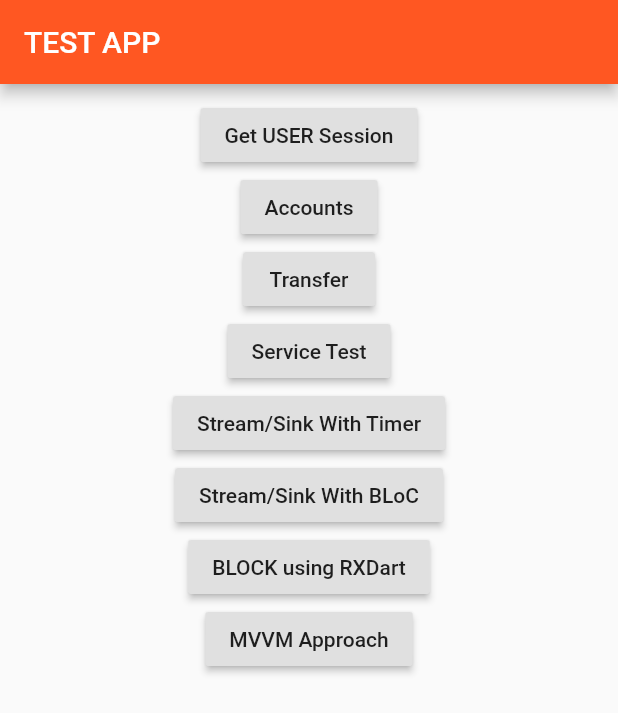
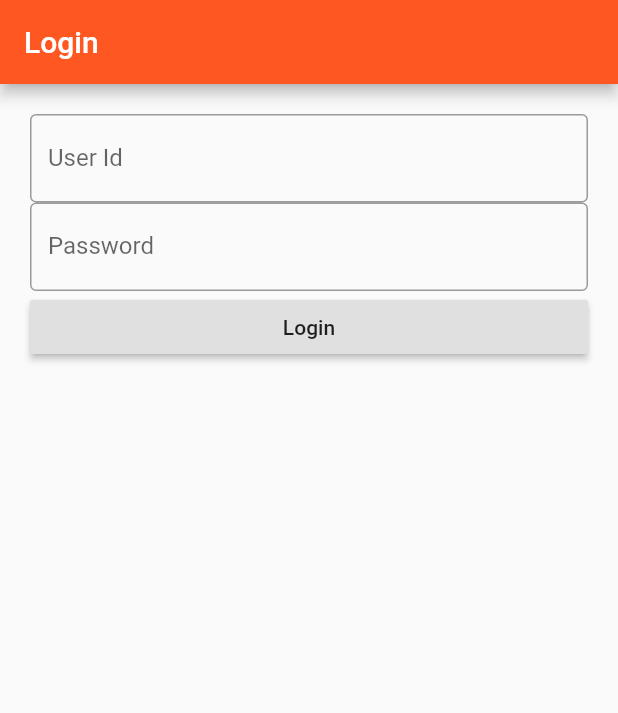
Before and after one commit to rampalvermagit/FlutterCode, a Flutter app: the screen it shows after launch, on a phone screen of 412 x 824 dp. Shown: the top 713 px of the screen. Run offline on Flutter 3.47's test engine with Material 2 defaults, Android fonts, the phone set to English and light mode, and no system bars; our stand-ins replace camera, email_validator, rxdart; accounts and stored records are empty.

Commit message:
updated code

```diff
--- a/test_app/lib/home.dart
+++ b/test_app/lib/home.dart
@@ -10,26 +10,12 @@ import 'package:test_app/rest_service.dart';
 import 'package:test_app/BLoC/user_info_search.dart';
 import 'package:test_app/RXDart/rxdart_test.dart';
 
-import 'package:test_app/common/session_manager_provider.dart';
-import 'package:test_app/common/session_manager_data.dart';
-
-
-
-class MyFirstApp extends StatelessWidget {
- SessionManagerData sessionData = SessionManagerData();
+class DashboardPage extends StatelessWidget {
 
  @override
    Widget build(BuildContext context) {
-     return SessionManagerProvider(
-        sessionData:sessionData,
-        child:MaterialApp(
-       theme:ThemeData(
-         primarySwatch:Colors.deepOrange,
-         accentColor: Colors.deepPurple
-       ),
-       home: new HomePage(title: 'TEST APP'),
-     )
-     );
+     return HomePage(title: 'MY BANK Dashboard');
+
    }
 
 }
@@ -45,11 +31,10 @@ class HomePage extends StatefulWidget {
     _HomePageState createState() => new _HomePageState();
 }
 class _HomePageState extends State<HomePage> {
-SessionManagerData sessionData;
+
   @override
     Widget build(BuildContext context) {
       final ThemeData theme = Theme.of(context);
-       sessionData = SessionManagerProvider.of(context);
       return Scaffold(
         appBar:  AppBar(
           title:  Text(widget.title),
@@ -59,12 +44,7 @@ SessionManagerData sessionData;
           alignment: Alignment.center,
           child:  Column(
             children:<Widget>[
-              new RaisedButton(
-            splashColor:theme.primaryColor.withOpacity(0.12),
 
-            onPressed: _getSession,
-            child: Text('Get USER Session'),
-          ),
               new RaisedButton(
             splashColor:theme.primaryColor.withOpacity(0.12),
 
@@ -118,14 +98,7 @@ SessionManagerData sessionData;
 
     }
     //Button clicked methods
-    void _getSession(){
-      print('Get Session ');
-     var  sessionData = SessionManagerProvider.of(context);
 
-        sessionData.sessionId = 'ABCDEFH12345546565656565ABCDS';
-        sessionData.userName = 'RAM PAL VVERMA';
-         print('Received User Session ');
-    }
 void _stream_sink_clicked(){
    setState(() {
         print('Stream Sink CLICKED');
--- /dev/null
+++ b/test_app/lib/login.dart
@@ -0,0 +1,113 @@
+
+import 'package:flutter/material.dart';
+import 'package:test_app/home.dart';
+
+import 'package:test_app/common/session_manager_provider.dart';
+import 'package:test_app/common/session_manager_data.dart';
+
+class UserLoginPage extends StatelessWidget {
+  SessionManagerData sessionData = SessionManagerData();
+
+ @override
+   Widget build(BuildContext context) {
+     return SessionManagerProvider(
+        sessionData:sessionData,
+        child:MaterialApp(
+       theme:ThemeData(
+         primarySwatch:Colors.deepOrange,
+         accentColor: Colors.deepPurple
+       ),
+       home: LoginPage(),
+       debugShowCheckedModeBanner: false,
+       routes: {
+        "/dashboard": (_) => new DashboardPage(),
+      },
+     )
+     );
+   }
+
+}
+
+
+class LoginPage extends StatefulWidget {
+
+  @override
+  _LoginPageState createState()  => _LoginPageState();
+
+}
+class _LoginPageState extends State<LoginPage> {
+SessionManagerData sessionData;
+  @override
+  Widget build(BuildContext context) {
+    final ThemeData theme = Theme.of(context);
+    sessionData = SessionManagerProvider.of(context);
+    return  Scaffold(
+         appBar:  AppBar(
+          title:  Text('Login'),
+        ),
+        body: SafeArea(
+
+          child:  Form(
+
+          child:  SingleChildScrollView(
+          padding: const EdgeInsets.all( 20.0),
+
+          child:Column(
+           crossAxisAlignment: CrossAxisAlignment.stretch,
+
+          children: <Widget>[
+
+            TextFormField(
+
+                  keyboardType: TextInputType.text,
+                  decoration: const InputDecoration(
+                    border: OutlineInputBorder(),
+                    labelText: 'User Id',
+                    suffixStyle: TextStyle(color: Colors.green),
+
+                  ),
+                  maxLines: 1,
+               ),
+                TextFormField(
+                  keyboardType: TextInputType.text,
+                  obscureText:true,
+                  decoration: const InputDecoration(
+                    border: OutlineInputBorder(),
+                    labelText: 'Password',
+                    suffixStyle: TextStyle(color: Colors.green)
+                  ),
+                  maxLines: 1,
+               ),
+               RaisedButton(
+            onPressed: _login_clicked,
+            child: Text('Login'),
+          )
+
+          ],
+        ),
+          ),
+        ),
+        ),
+    );
+  }
+
+void _login_clicked(){
+   setState(() {
+        print('LOGIN BUTTON CLICKED');
+       print('Get Session ');
+       var  sessionData = SessionManagerProvider.of(context);
+
+        sessionData.sessionId = 'ABCDEFH12345546565656565ABCDS';
+        sessionData.userName = 'RAM PAL VVERMA';
+         print('Received User Session ');
+         Navigator.pushReplacementNamed(context, "/dashboard");
+
+      /*  Navigator.push(context,  MaterialPageRoute<DashboardPage>(
+          builder: (BuildContext context) =>  DashboardPage()
+
+
+        ));*/
+
+      });
+ }
+}
--- a/test_app/lib/main.dart
+++ b/test_app/lib/main.dart
@@ -1,7 +1,8 @@
 import 'package:flutter/material.dart';
 
-import './home.dart';
+//import 'package:test_app/home.dart';
+import 'package:test_app/login.dart';
 
 
 
-void main() => runApp(MyFirstApp());
+void main() => runApp(UserLoginPage());
--- a/test_app/lib/stream_listner.dart
+++ b/test_app/lib/stream_listner.dart
@@ -4,7 +4,7 @@ import 'dart:async';
 
 import 'package:flutter/foundation.dart';
 import 'package:flutter/material.dart';
-import './home.dart';
+import 'package:test_app/home.dart';
 
 
 class StreamResponse{
@@ -78,8 +78,8 @@ void _registerListner(){
    //Post notification
    setState(() {
       print('GO BACK');
-        Navigator.push(context,  new MaterialPageRoute<MyFirstApp>(
-          builder: (BuildContext context) => new MyFirstApp()
+        Navigator.push(context,  new MaterialPageRoute<DashboardPage>(
+          builder: (BuildContext context) => new DashboardPage()
 
         ));
       });
```
